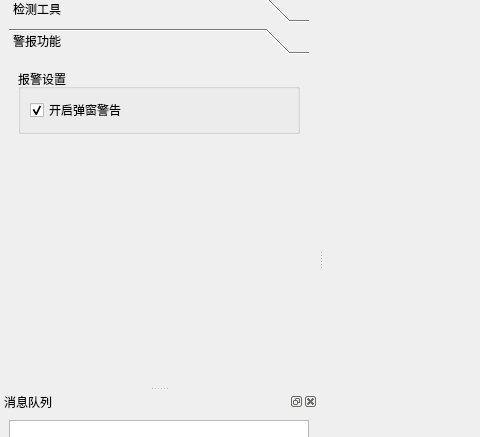
Above: UI/UIsource/mainWindow.ui from jimbook/LUMIS_Bash before the change; both pictures show x 0 to 480 and y 119 to 556 of the 1002 by 754 pixel window. Below: the same form after it.
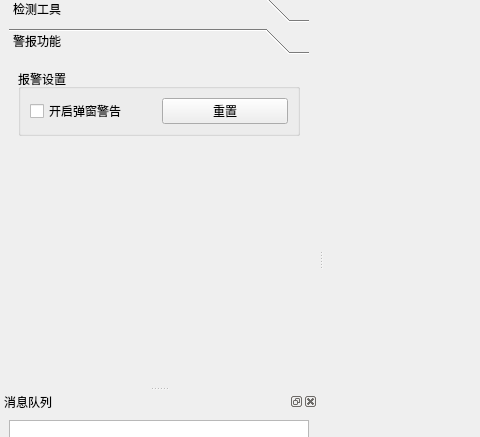
That is the form after the change. The open tabs and pages were chosen to show the change. Custom widgets are drawn as their Qt base class.

Patch:
```diff
--- a/UI/UIsource/mainWindow.ui
+++ b/UI/UIsource/mainWindow.ui
@@ -641,6 +641,14 @@
         </layout>
        </widget>
        <widget class="QWidget" name="page_alarm">
+        <property name="geometry">
+         <rect>
+          <x>0</x>
+          <y>0</y>
+          <width>300</width>
+          <height>331</height>
+         </rect>
+        </property>
         <attribute name="label">
          <string>警报功能</string>
         </attribute>
@@ -652,14 +660,25 @@
            </property>
            <layout class="QVBoxLayout" name="verticalLayout_10">
             <item>
+             <layout class="QHBoxLayout" name="horizontalLayout_20">
+              <item>
              <widget class="QCheckBox" name="checkBox_alarm_messageBox">
               <property name="text">
                <string>开启弹窗警告</string>
               </property>
               <property name="checked">
-               <bool>true</bool>
-              </property>
-             </widget>
+                 <bool>false</bool>
+                </property>
+               </widget>
+              </item>
+              <item>
+               <widget class="QPushButton" name="pushButton_alarm_clear">
+                <property name="text">
+                 <string>重置</string>
+                </property>
+               </widget>
+              </item>
+             </layout>
             </item>
            </layout>
           </widget>
```
Left out of the diff: 12 changed lines with no effect on the pictures. Lines whose indentation alone changed are shown as unchanged.
